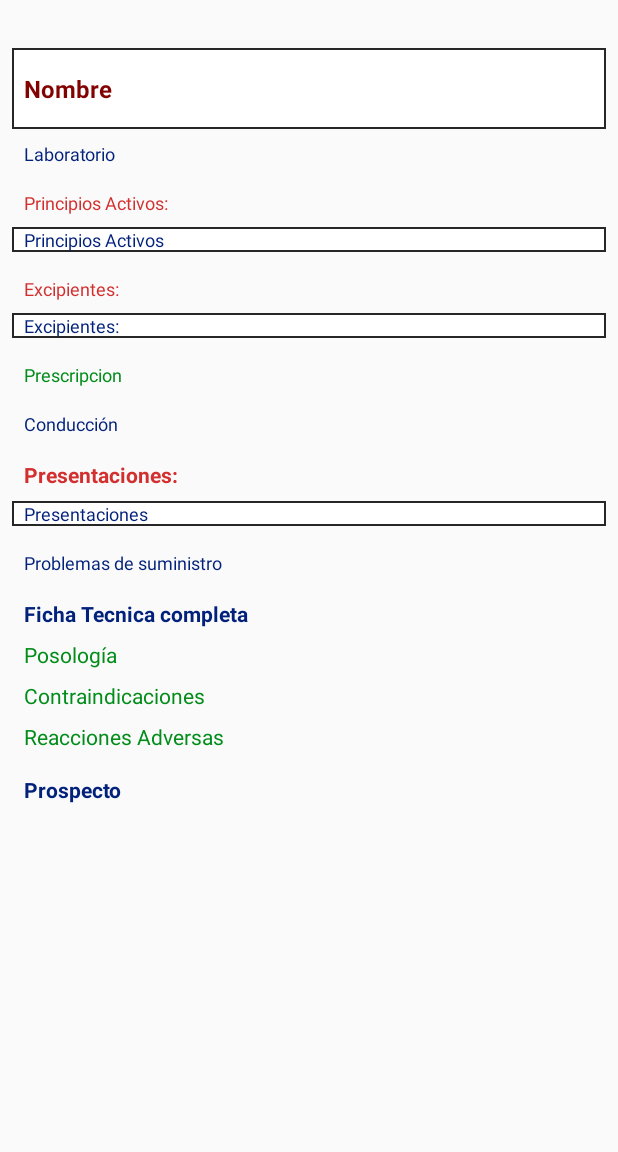
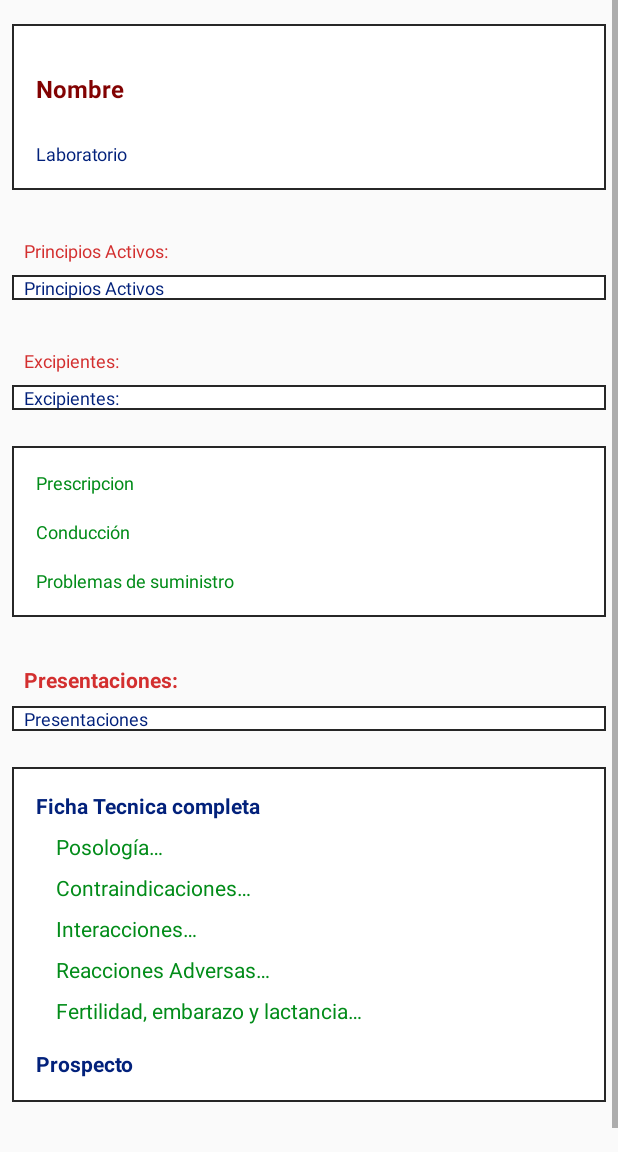
Before and after one commit to JoseRa10679/Vademecum, an Android app: the DetalleFarmaco screen opened directly, with no data from a screen before it, on a phone screen of 412 x 824 dp, the part 84-1236 px from its top. Run offline under Robolectric (Android 15) with nearby library versions, the phone set to English and light mode, and no system bars; Roboto replaces fonts that are not available here.

Commit message:
Primera version completa

```diff
--- a/app/src/main/java/com/example/vademecum/Acercade.kt
+++ b/app/src/main/java/com/example/vademecum/Acercade.kt
@@ -1,8 +1,8 @@
 package com.example.vademecum
 
-import androidx.appcompat.app.AppCompatActivity
 import android.os.Bundle
 import android.widget.Button
+import androidx.appcompat.app.AppCompatActivity
 
 class Acercade : AppCompatActivity() {
 
--- a/app/src/main/java/com/example/vademecum/Models/DetalleViewModel.kt
+++ /dev/null
@@ -1,22 +0,0 @@
-package com.example.vademecum.Models
-
-import androidx.lifecycle.MutableLiveData
-import androidx.lifecycle.ViewModel
-
-class DetalleViewModel: ViewModel(){
-
-    val nombreV = MutableLiveData<String>()
-    val laboratorioV = MutableLiveData<String>()
-    val pactivosV = MutableLiveData<String>()
-    val cprescV = MutableLiveData<String>()
-    val conduccionV = MutableLiveData<String>()
-    val presentacionesV = MutableLiveData<String>()
-    val excipienteV = MutableLiveData<String>()
-    val fichaTecnicaV = MutableLiveData<String>()
-    val fichaTecnicaPosV = MutableLiveData<String>()
-    val fichaTecnicaContV = MutableLiveData<String>()
-    val fichaTecnicaReacV = MutableLiveData<String>()
-
-    val miProspectoV = MutableLiveData<String>()
-    val miPsumV = MutableLiveData<String>()
-}
--- a/app/src/main/java/com/example/vademecum/Models/MainViewModel.kt
+++ b/app/src/main/java/com/example/vademecum/Models/MainViewModel.kt
@@ -5,6 +5,7 @@ import androidx.lifecycle.ViewModel
 import com.example.vademecum.objetos.MiObjeto
 
 class MainViewModel: ViewModel() {
-    val miRecycle:MutableLiveData<MiObjeto>? = MutableLiveData<MiObjeto>()
-    val textoEntrada = MutableLiveData<String>()
+    val miRecycle: MutableLiveData<MiObjeto>? by lazy {
+        MutableLiveData<MiObjeto>()
+    }
 }
--- /dev/null
+++ b/app/src/main/java/com/example/vademecum/objetos/Comun.kt
@@ -0,0 +1,22 @@
+package com.example.vademecum.objetos
+
+import android.content.Context
+import android.net.ConnectivityManager
+import android.provider.Settings.Global.getString
+import com.example.vademecum.R
+import retrofit2.Retrofit
+
+object Comun {
+
+    /**
+     *  Comprueba si Internet está accesible
+     */
+    @Suppress("DEPRECATION")
+    fun hasNetworkAvailable(context: Context): Boolean {
+        val service: String = Context.CONNECTIVITY_SERVICE
+        val manager: ConnectivityManager? = context.getSystemService(service) as ConnectivityManager?
+        val network = manager?.activeNetworkInfo
+        return (network != null)
+    }
+
+}
--- a/app/src/main/res/layout/activity_detalle_farmaco.xml
+++ b/app/src/main/res/layout/activity_detalle_farmaco.xml
@@ -33,14 +33,23 @@
             android:layout_height="wrap_content"
             android:orientation="vertical">
 
+            <LinearLayout
+                android:layout_width="match_parent"
+                android:layout_height="wrap_content"
+                android:layout_marginLeft="@dimen/ocho_dp"
+                android:layout_marginTop="@dimen/dieciseis_dp"
+                android:layout_marginRight="@dimen/ocho_dp"
+                android:layout_marginBottom="@dimen/dieciseis_dp"
+                android:background="@drawable/back"
+                android:orientation="vertical">
+
                 <TextView
                     android:id="@+id/txtNombre"
                     android:layout_width="match_parent"
                     android:layout_height="wrap_content"
                     android:layout_marginStart="@dimen/ocho_dp"
-                android:layout_marginTop="@dimen/treintaydos_dp"
+                    android:layout_marginTop="@dimen/dieciseis_dp"
                     android:layout_marginEnd="@dimen/ocho_dp"
-                android:background="@drawable/back"
                     android:elevation="16dp"
                     android:fontFamily="@font/amarante"
                     android:paddingStart="8dp"
@@ -59,11 +68,14 @@
                     android:layout_marginStart="@dimen/ocho_dp"
                     android:layout_marginTop="@dimen/ocho_dp"
                     android:layout_marginEnd="@dimen/ocho_dp"
+                    android:layout_marginBottom="@dimen/dieciseis_dp"
                     android:paddingStart="8dp"
                     android:paddingEnd="8dp"
                     android:text="@string/laboratorio"
                     android:textColor="@color/colorAzulTexto"
                     android:textSize="12sp" />
+
+            </LinearLayout>
 
             <TextView
                 android:id="@+id/txtTituloPactivos"
@@ -85,6 +97,7 @@
                 android:layout_marginStart="@dimen/ocho_dp"
                 android:layout_marginTop="@dimen/ocho_dp"
                 android:layout_marginEnd="@dimen/ocho_dp"
+                android:layout_marginBottom="@dimen/dieciseis_dp"
                 android:background="@drawable/back"
                 android:paddingStart="8dp"
                 android:paddingEnd="8dp"
@@ -112,12 +125,24 @@
                 android:layout_marginStart="@dimen/ocho_dp"
                 android:layout_marginTop="@dimen/ocho_dp"
                 android:layout_marginEnd="@dimen/ocho_dp"
+                android:layout_marginBottom="@dimen/dieciseis_dp"
                 android:background="@drawable/back"
                 android:paddingStart="8dp"
                 android:paddingEnd="8dp"
                 android:text="@string/excipientes"
                 android:textColor="@color/colorAzulTexto"
                 android:textSize="12sp" />
+
+
+            <LinearLayout
+                android:layout_width="match_parent"
+                android:layout_height="wrap_content"
+                android:layout_marginLeft="@dimen/ocho_dp"
+                android:layout_marginTop="@dimen/ocho_dp"
+                android:layout_marginRight="@dimen/ocho_dp"
+                android:layout_marginBottom="@dimen/dieciseis_dp"
+                android:background="@drawable/back"
+                android:orientation="vertical">
 
                 <TextView
                     android:id="@+id/txtCpresc"
@@ -142,8 +167,26 @@
                     android:paddingStart="8dp"
                     android:paddingEnd="8dp"
                     android:text="@string/conducci_n"
-                android:textColor="@color/colorAzulTexto"
+                    android:textColor="@color/colorVerdeTexto"
                     android:textSize="@dimen/doce_sp" />
+
+                <TextView
+                    android:id="@+id/txtPsum"
+                    android:layout_width="match_parent"
+                    android:layout_height="wrap_content"
+                    android:layout_marginStart="8dp"
+                    android:layout_marginTop="@dimen/dieciseis_dp"
+                    android:layout_marginEnd="@dimen/ocho_dp"
+                    android:layout_marginBottom="@dimen/dieciseis_dp"
+                    android:paddingStart="@dimen/ocho_dp"
+                    android:paddingEnd="@dimen/ocho_dp"
+                    android:text="@string/problemas_de_suministro"
+                    android:textColor="@color/colorVerdeTexto"
+                    android:textSize="@dimen/doce_sp" />
+
+            </LinearLayout>
+
+
 
             <TextView
                 android:id="@+id/textView"
@@ -166,6 +209,7 @@
                 android:layout_marginStart="@dimen/ocho_dp"
                 android:layout_marginTop="@dimen/ocho_dp"
                 android:layout_marginEnd="@dimen/ocho_dp"
+                android:layout_marginBottom="@dimen/dieciseis_dp"
                 android:background="@drawable/back"
                 android:paddingStart="8dp"
                 android:paddingEnd="8dp"
@@ -173,26 +217,23 @@
                 android:textColor="@color/colorAzulTexto"
                 android:textSize="@dimen/doce_sp" />
 
-            <TextView
-                android:id="@+id/txtPsum"
+
+            <LinearLayout
                 android:layout_width="match_parent"
                 android:layout_height="wrap_content"
-                android:layout_marginStart="8dp"
-                android:layout_marginTop="@dimen/dieciseis_dp"
-                android:layout_marginEnd="@dimen/ocho_dp"
-                android:layout_marginBottom="@dimen/ocho_dp"
-                android:paddingStart="@dimen/ocho_dp"
-                android:paddingEnd="@dimen/ocho_dp"
-                android:text="@string/problemas_de_suministro"
-                android:textColor="@color/colorAzulTexto"
-                android:textSize="@dimen/doce_sp" />
+                android:layout_marginLeft="@dimen/ocho_dp"
+                android:layout_marginTop="@dimen/ocho_dp"
+                android:layout_marginRight="@dimen/ocho_dp"
+                android:layout_marginBottom="@dimen/cincuenta_dp"
+                android:background="@drawable/back"
+                android:orientation="vertical">
 
                 <TextView
                     android:id="@+id/txtFichaT"
                     android:layout_width="match_parent"
                     android:layout_height="wrap_content"
                     android:layout_marginStart="@dimen/ocho_dp"
-                android:layout_marginTop="@dimen/ocho_dp"
+                    android:layout_marginTop="@dimen/dieciseis_dp"
                     android:layout_marginEnd="@dimen/ocho_dp"
                     android:paddingStart="8dp"
                     android:paddingEnd="8dp"
@@ -228,6 +269,19 @@
                     android:textSize="@dimen/catorce_sp" />
 
                 <TextView
+                    android:id="@+id/txtFichaInterac"
+                    android:layout_width="match_parent"
+                    android:layout_height="wrap_content"
+                    android:layout_marginStart="@dimen/ocho_dp"
+                    android:layout_marginTop="@dimen/ocho_dp"
+                    android:layout_marginEnd="@dimen/ocho_dp"
+                    android:paddingStart="8dp"
+                    android:paddingEnd="8dp"
+                    android:text="@string/interacciones"
+                    android:textColor="@color/colorVerdeTexto"
+                    android:textSize="@dimen/catorce_sp" />
+
+                <TextView
                     android:id="@+id/txtFichaReacciones"
                     android:layout_width="match_parent"
                     android:layout_height="wrap_content"
@@ -241,13 +295,26 @@
                     android:textSize="@dimen/catorce_sp" />
 
                 <TextView
+                    android:id="@+id/txtFichaFertilidad"
+                    android:layout_width="match_parent"
+                    android:layout_height="wrap_content"
+                    android:layout_marginStart="@dimen/ocho_dp"
+                    android:layout_marginTop="@dimen/ocho_dp"
+                    android:layout_marginEnd="@dimen/ocho_dp"
+                    android:paddingStart="8dp"
+                    android:paddingEnd="8dp"
+                    android:text="@string/fertilidad"
+                    android:textColor="@color/colorVerdeTexto"
+                    android:textSize="@dimen/catorce_sp" />
+
+                <TextView
                     android:id="@+id/txtProxpecto"
                     android:layout_width="match_parent"
                     android:layout_height="wrap_content"
                     android:layout_marginStart="@dimen/ocho_dp"
                     android:layout_marginTop="@dimen/dieciseis_dp"
                     android:layout_marginEnd="@dimen/ocho_dp"
-                android:layout_marginBottom="@dimen/treintaydos_dp"
+                    android:layout_marginBottom="@dimen/dieciseis_dp"
                     android:paddingStart="8dp"
                     android:paddingEnd="8dp"
                     android:text="@string/prospecto"
@@ -255,6 +322,7 @@
                     android:textSize="@dimen/catorce_sp"
                     android:textStyle="bold" />
 
+            </LinearLayout>
 
         </LinearLayout>
 
--- a/app/src/main/res/layout/activity_main.xml
+++ b/app/src/main/res/layout/activity_main.xml
@@ -86,7 +86,6 @@
             tools:layout_editor_absoluteY="101dp" />
 
 
-
     </LinearLayout>
 
 </androidx.constraintlayout.widget.ConstraintLayout>
--- a/app/src/main/res/values/strings.xml
+++ b/app/src/main/res/values/strings.xml
@@ -9,7 +9,7 @@
     <!-- Acerca de.. -->
     <string name="descripcion">\tEsta aplicación nos permite acceder a la BD de la Agencia Española del Medicamento</string>
     <string name="descripcion2">\tEn la primera pantalla podemos filtrar los fármacos por su nombre o por el principio activo.\n\tHay que introducir tres letras para activar el botón de búsqueda</string>
-    <string name="descripcion3">\tLa pantalla de detalle nos muestra:\n\t\tNombre del fármaco.\n\t\tLaboratorio fabricante\n\t\tPrincipio activo\n\t\tTipo de receta\n\t\tSi afecta a la conducción\n\t\tPresentaciones\n\t\tVínculos para ficha técnica y prospecto\n\t\tProblemas de suministro.</string>
+    <string name="descripcion3">\tLa pantalla de detalle nos muestra:\n\t\tNombre del fármaco.\n\t\tLaboratorio fabricante\n\t\tPrincipio activo\n\t\tTipo de receta\n\t\tSi afecta a la conducción\n\t\tProblemas de suministro\n\t\tPresentaciones\n\t\tVínculos para ficha técnica y prospecto</string>
     <string name="descripcion4">\t* Para limpiar la pantalla de búsqueda solo hay que mantener el dedo pulsado en la caja de texto.</string>
     <!-- Fin Acerca de.. -->
 
@@ -40,8 +40,14 @@
     <string name="no_conexion">NO HAY CONEXION A INTERNET</string>
     <string name="princpios_activos">Principios Activos:</string>
     <string name="excipientes">Excipientes:</string>
-    <string name="posolog_a">Posología</string>
-    <string name="contraindicaciones">Contraindicaciones</string>
-    <string name="reacciones_adversas">Reacciones Adversas</string>
+    <string name="posolog_a">\tPosología…</string>
+    <string name="contraindicaciones">\tContraindicaciones…</string>
+    <string name="interacciones">\tInteracciones…</string>
+    <string name="reacciones_adversas">\tReacciones Adversas…</string>
+    <string name="volver">Volver</string>
+    <string name="no_internet">No hay conexión a Internet</string>
+    <string name="fertilidad">\tFertilidad, embarazo y lactancia…</string>
+
+
     <!-- Fin Detalle Fármaco-->
 </resources>
```
Also changed, not shown: app/src/main/java/com/example/vademecum/DetalleFarmaco.kt (+71 -40 lines), app/src/main/java/com/example/vademecum/MainActivity.kt (+25 -53 lines), 1 other file. Lines whose indentation alone changed are shown as unchanged.
